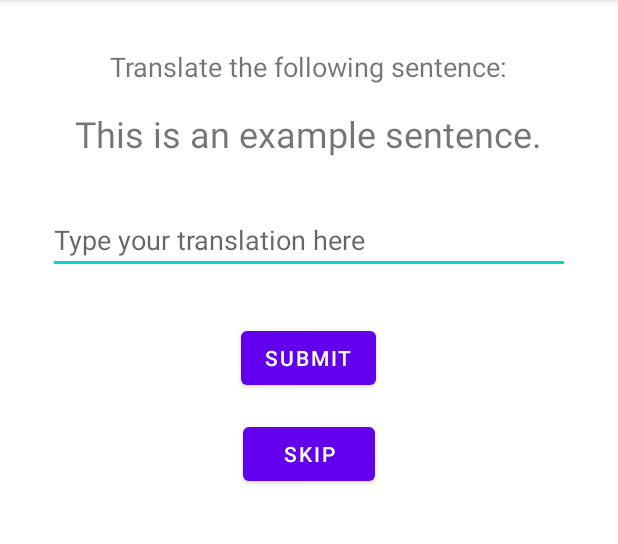
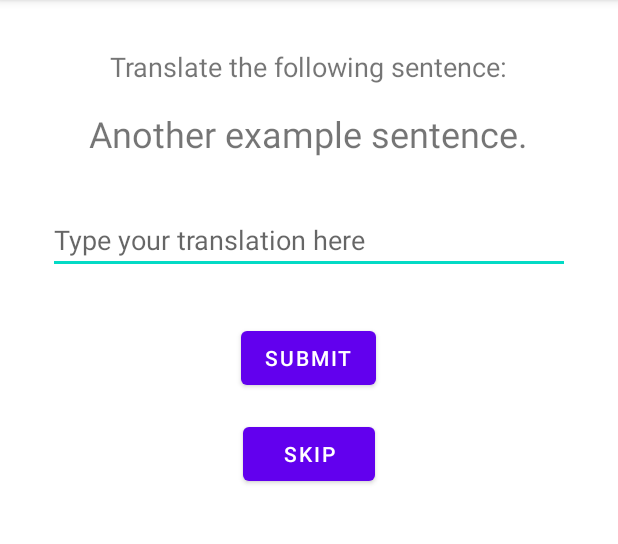
Before and after one commit to mikkokallio/langfant, an Android app: the ExerciseActivity screen opened directly, with no data from a screen before it, after a tap on "SUBMIT", on a phone screen of 412 x 824 dp, the part 84-628 px from its top. Run offline under Robolectric (Android 15) with nearby library versions, the light colour scheme and no system bars.

Commit message:
Read exercises from JSON

```diff
--- a/app/src/main/java/com/example/langfant/ExerciseActivity.kt
+++ b/app/src/main/java/com/example/langfant/ExerciseActivity.kt
@@ -3,14 +3,26 @@ package com.example.langfant
 import android.os.Bundle
 import android.widget.Button
 import android.widget.EditText
+import android.widget.TextView
 import android.widget.Toast
 import androidx.appcompat.app.AppCompatActivity
 import com.example.langfant.R
+import org.json.JSONArray
+import java.io.InputStream
 
 class ExerciseActivity : AppCompatActivity() {
+    private lateinit var exercises: JSONArray
+    private var currentIndex = 0
     override fun onCreate(savedInstanceState: Bundle?) {
         super.onCreate(savedInstanceState)
         setContentView(R.layout.activity_exercise)
+
+        // Read JSON file
+        val json = resources.openRawResource(R.raw.exercises).bufferedReader().use { it.readText() }
+        exercises = JSONArray(json)
+
+        // Display initial exercise
+        displayExercise(currentIndex)
 
         // Find the submit button
         val submitButton: Button = findViewById(R.id.buttonSubmit)
@@ -18,17 +30,31 @@ class ExerciseActivity : AppCompatActivity() {
         // Set OnClickListener for the submit button
         submitButton.setOnClickListener {
             // Handle button click here
-            handleSubmission()
+            // For now, let's just display the next exercise
+            currentIndex++
+            displayExercise(currentIndex)
         }
     }
 
-    private fun handleSubmission() {
-        // Add your logic to handle the submission here
-        // For example, you can retrieve the user's answer from the EditText
-        val userAnswer = findViewById<EditText>(R.id.editTextAnswer).text.toString()
+    private fun displayExercise(index: Int) {
+        if (index < exercises.length()) {
+            val exercise = exercises.getJSONObject(index)
+            val prompt = exercise.getString("prompt")
+            val sentence = exercise.getString("sentence")
 
-        // Do something with the user's answer, such as validating it or processing it
-        // For now, let's just display a toast message with the user's answer
-        Toast.makeText(this, "Submitted answer: $userAnswer", Toast.LENGTH_SHORT).show()
+            val textPrompt: TextView = findViewById(R.id.textPrompt)
+            val textSentence: TextView = findViewById(R.id.textSentence)
+
+            textPrompt.text = prompt
+            textSentence.text = sentence
+
+            // Clear answer EditText
+            val editTextAnswer: EditText = findViewById(R.id.editTextAnswer)
+            editTextAnswer.text.clear()
+        } else {
+            // No more exercises, handle end of exercises
+            // For now, let's just display a toast message
+            Toast.makeText(this, "No more exercises", Toast.LENGTH_SHORT).show()
+        }
     }
 }
--- /dev/null
+++ b/app/src/main/res/raw/exercises.json
@@ -0,0 +1,12 @@
+[
+  {
+    "prompt": "Translate the following sentence:",
+    "sentence": "This is an example sentence.",
+    "answer": "Ovo je primjer rečenice."
+  },
+  {
+    "prompt": "Translate the following sentence:",
+    "sentence": "Another example sentence.",
+    "answer": "Još jedna primjer rečenica."
+  }
+]
```
